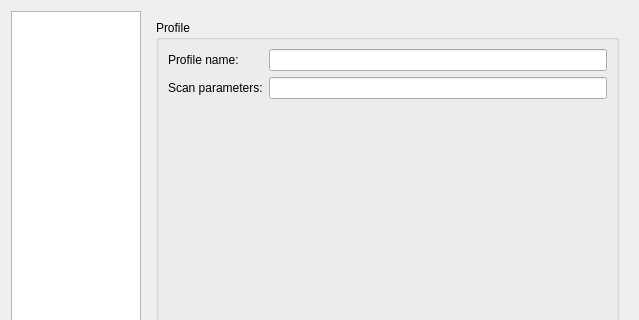
Old version of the form src/app/profiler/profilerdialog.ui in the repository nmapsi4/nmapsi4; both pictures show x 0 to 639 and y 0 to 320 of the 639 by 579 pixel window.
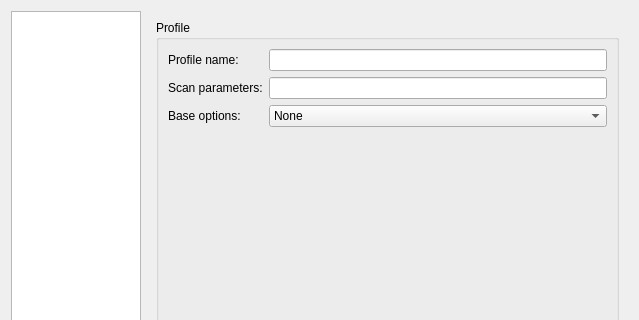
New version of the form. The open tabs and pages were chosen to show the change. Icons and pictures are not drawn.

Commit message: new base options combo into profiler.

What changed in the file:
```diff
--- a/src/app/profiler/profilerdialog.ui
+++ b/src/app/profiler/profilerdialog.ui
@@ -102,6 +102,32 @@
                 <item row="1" column="1">
                  <widget class="QLineEdit" name="lineScanParameters"/>
                 </item>
+                <item row="2" column="0">
+                 <widget class="QLabel" name="label_4">
+                  <property name="text">
+                   <string>Base options:</string>
+                  </property>
+                 </widget>
+                </item>
+                <item row="2" column="1">
+                 <widget class="QComboBox" name="comboBaseOptions">
+                  <item>
+                   <property name="text">
+                    <string>None</string>
+                   </property>
+                  </item>
+                  <item>
+                   <property name="text">
+                    <string>Default</string>
+                   </property>
+                  </item>
+                  <item>
+                   <property name="text">
+                    <string>Default with nse script</string>
+                   </property>
+                  </item>
+                 </widget>
+                </item>
                </layout>
               </item>
               <item>
```
Left out of the diff: 2 changed lines with no effect on the pictures. The commit also changes 2 other files.
